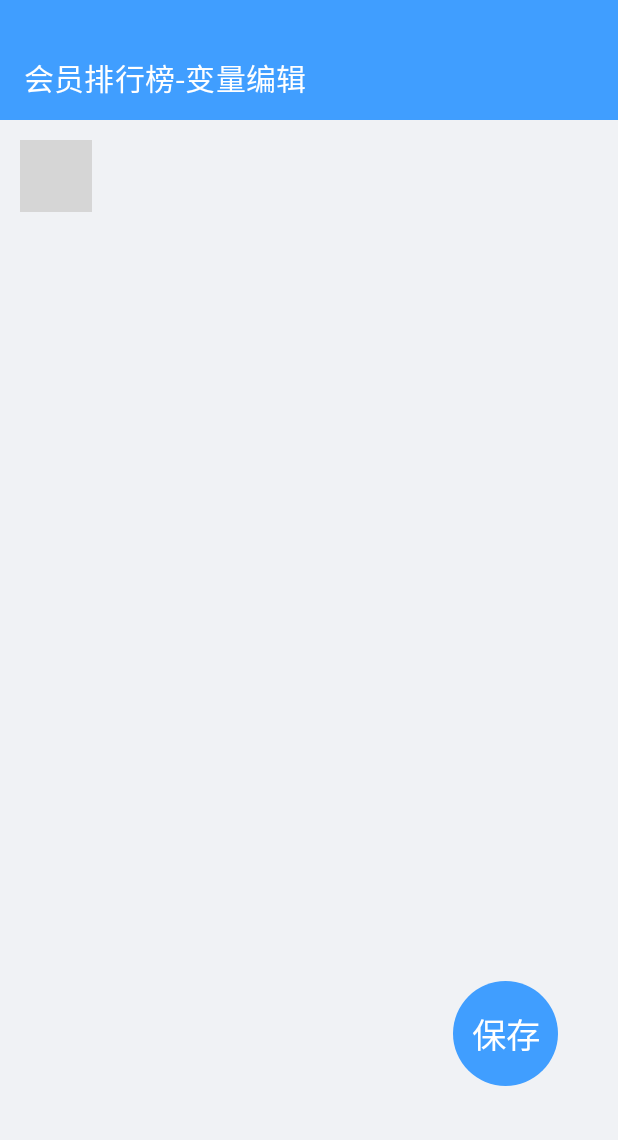
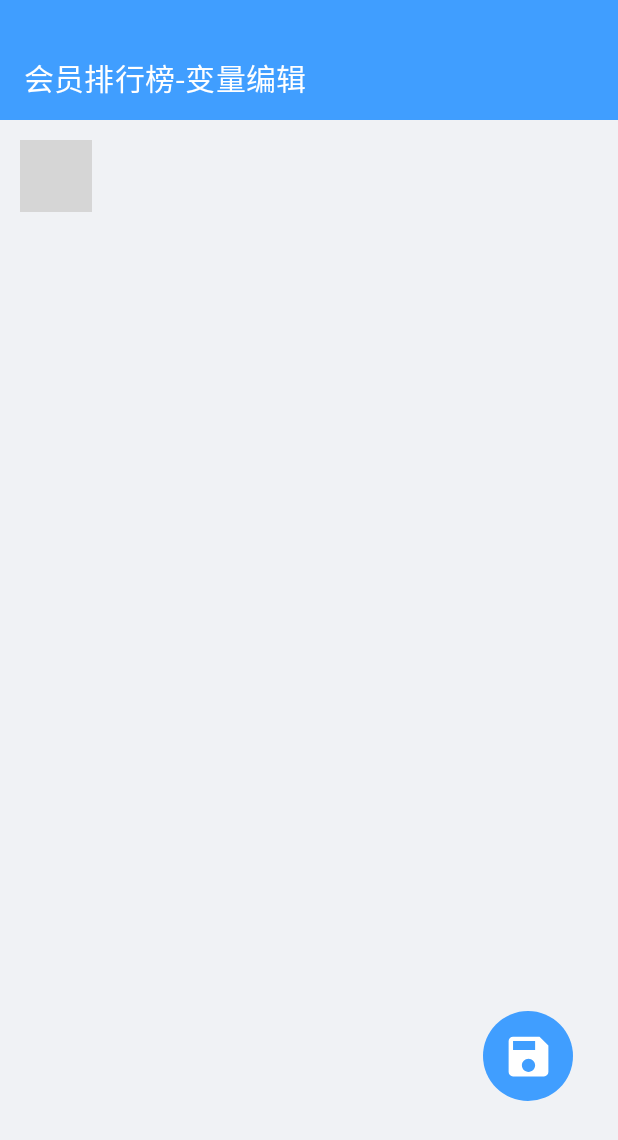
Before and after one commit to LuckyPray/XAutoDaily, an Android app built with Jetpack Compose: the @Preview function PreviewEditEnvLayout, on a phone screen of 412 x 824 dp. Shown: the top 1140 px of the screen. Run offline under Robolectric (Android 15) with nearby library versions, the light colour scheme and no system bars; our stand-ins replace accompanist; libraries missing offline, so code that uses them is left out: cn.hutool.core, cn.hutool.http, com.charleskorn.kaml, com.tencent.mobileqq, de.robv.android; pictures from the network do not load; 26 statements that could not run were skipped; grey boxes are pictures that could not be loaded.

Commit message:
EditEnvLayout add save image

```diff
--- a/app/src/main/java/me/teble/xposed/autodaily/ui/EditEnvLayout.kt
+++ b/app/src/main/java/me/teble/xposed/autodaily/ui/EditEnvLayout.kt
@@ -1,6 +1,7 @@
 package me.teble.xposed.autodaily.ui
 
 import androidx.compose.foundation.ExperimentalFoundationApi
+import androidx.compose.foundation.Image
 import androidx.compose.foundation.background
 import androidx.compose.foundation.combinedClickable
 import androidx.compose.foundation.layout.*
@@ -9,11 +10,15 @@ import androidx.compose.foundation.shape.CircleShape
 import androidx.compose.foundation.shape.RoundedCornerShape
 import androidx.compose.material.OutlinedTextField
 import androidx.compose.material.Text
+import androidx.compose.material.icons.materialIcon
+import androidx.compose.material.icons.materialPath
 import androidx.compose.runtime.*
 import androidx.compose.ui.Alignment
 import androidx.compose.ui.Modifier
 import androidx.compose.ui.draw.clip
 import androidx.compose.ui.graphics.Color
+import androidx.compose.ui.graphics.ColorFilter
+import androidx.compose.ui.graphics.vector.ImageVector
 import androidx.compose.ui.tooling.preview.Preview
 import androidx.compose.ui.unit.dp
 import androidx.compose.ui.unit.sp
@@ -22,10 +27,10 @@ import androidx.navigation.NavHostController
 import androidx.navigation.compose.rememberNavController
 import com.google.accompanist.insets.LocalWindowInsets
 import com.google.accompanist.insets.rememberInsetsPaddingValues
-import me.teble.xposed.autodaily.task.model.TaskEnv
 import me.teble.xposed.autodaily.hook.function.proxy.FunctionPool
 import me.teble.xposed.autodaily.hook.utils.ToastUtil
 import me.teble.xposed.autodaily.task.model.Friend
+import me.teble.xposed.autodaily.task.model.TaskEnv
 import me.teble.xposed.autodaily.task.model.TroopInfo
 import me.teble.xposed.autodaily.task.util.ConfigUtil
 import me.teble.xposed.autodaily.task.util.Const.ENV_VARIABLE
@@ -239,33 +244,72 @@ fun EditEnvLayout(
 
             Box(modifier = Modifier
                 .align(Alignment.BottomEnd)
-                .padding(40.dp)
+                .padding(30.dp)
                 .padding(bottom = 60.dp)
-                .size(70.dp)
+                .size(60.dp)
                 .clip(CircleShape)
                 .background(Color(0xFF409EFF))
                 .combinedClickable {
                     envMap.entries.forEach {
                         if (it.value.value.isNotEmpty()) {
-                            currConf.putString("$taskId#$ENV_VARIABLE#${it.key}", it.value.value)
+                            currConf.putString(
+                                "$taskId#$ENV_VARIABLE#${it.key}",
+                                it.value.value
+                            )
                         } else {
                             currConf.remove("$taskId#$ENV_VARIABLE#${it.key}")
                         }
                     }
                     ToastUtil.send("保存成功")
-//                    navController.popBackStack()
                 }
             ) {
-                Text(
-                    text = "保存",
-                    fontSize = 23.sp,
-                    color = Color.White,
-                    modifier = Modifier.align(Alignment.Center)
+                Image(
+                    Save, "保存",
+                    colorFilter = ColorFilter.tint(Color.White),
+                    modifier = Modifier
+                        .align(Alignment.Center)
+                        .size(35.dp)
                 )
             }
         }
     }
 }
+
+public val Save: ImageVector
+    get() {
+        if (_save != null) {
+            return _save!!
+        }
+        _save = materialIcon(name = "Filled.Save") {
+            materialPath {
+                moveTo(17.0f, 3.0f)
+                lineTo(5.0f, 3.0f)
+                curveToRelative(-1.11f, 0.0f, -2.0f, 0.9f, -2.0f, 2.0f)
+                verticalLineToRelative(14.0f)
+                curveToRelative(0.0f, 1.1f, 0.89f, 2.0f, 2.0f, 2.0f)
+                horizontalLineToRelative(14.0f)
+                curveToRelative(1.1f, 0.0f, 2.0f, -0.9f, 2.0f, -2.0f)
+                lineTo(21.0f, 7.0f)
+                lineToRelative(-4.0f, -4.0f)
+                close()
+                moveTo(12.0f, 19.0f)
+                curveToRelative(-1.66f, 0.0f, -3.0f, -1.34f, -3.0f, -3.0f)
+                reflectiveCurveToRelative(1.34f, -3.0f, 3.0f, -3.0f)
+                reflectiveCurveToRelative(3.0f, 1.34f, 3.0f, 3.0f)
+                reflectiveCurveToRelative(-1.34f, 3.0f, -3.0f, 3.0f)
+                close()
+                moveTo(15.0f, 9.0f)
+                lineTo(5.0f, 9.0f)
+                lineTo(5.0f, 5.0f)
+                horizontalLineToRelative(10.0f)
+                verticalLineToRelative(4.0f)
+                close()
+            }
+        }
+        return _save!!
+    }
+
+private var _save: ImageVector? = null
 
 @Preview
 @Composable
```
